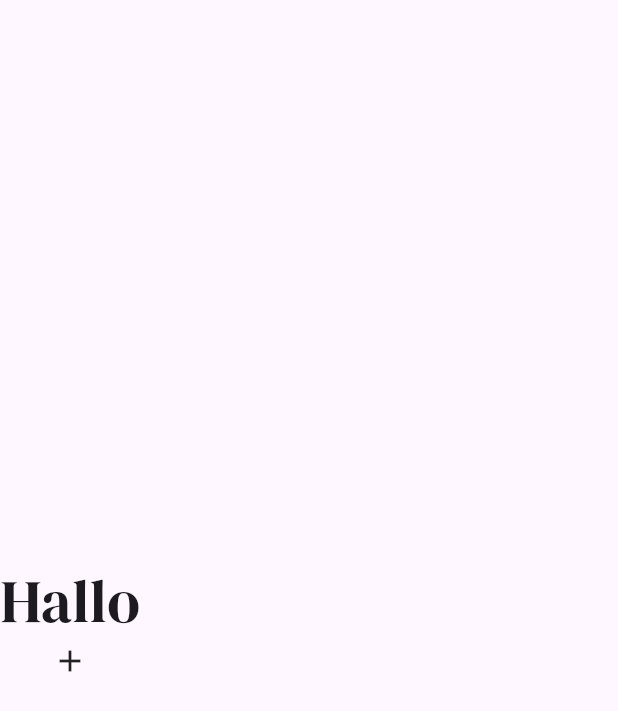
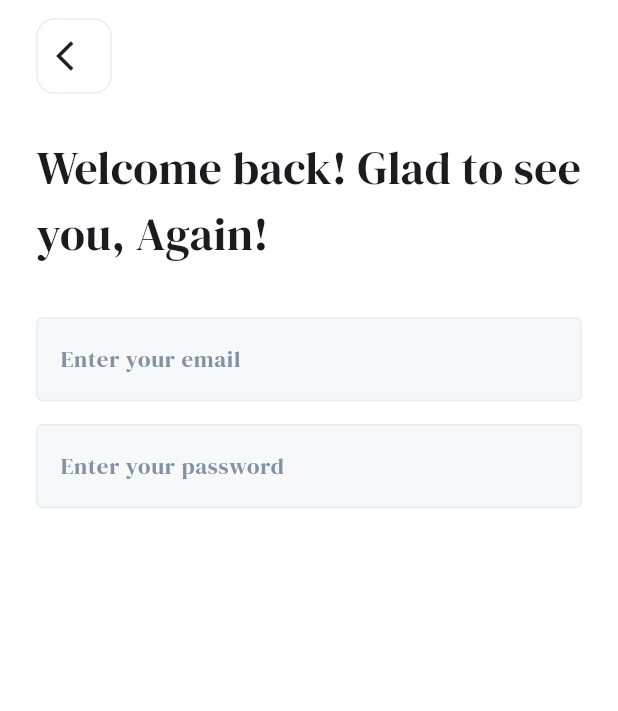
Before and after one commit to AHMEDCS50MAHMOUD/bookia, a Flutter app: the LoginScreen screen opened directly, on a phone screen of 412 x 824 dp. Shown: the top 711 px of the screen. Run offline on Flutter 3.47's test engine with Material 3 defaults, Android fonts, the phone set to English and light mode, and no system bars; our stand-ins replace easy_localization, flutter_screenutil; generated files the repository leaves out were written again.

Commit message:
add loginScreen

```diff
--- a/assets/translations/ar.json
+++ b/assets/translations/ar.json
@@ -1,4 +1,10 @@
 {
-
-  "hello": "مرحبا"
+    "hello": "مرحبا",
+    "on_boarding_statement": "اطلب كتابك الآن!",
+    "login": "تسجيل الدخول",
+  "register": "إنشاء حساب ",
+  "welcome_back_glad_to_see_you_Again": " مرحبًا بعودتك! سعيد برؤيتك مرة أخرى!",
+  "hello_Register_to_get_started": "مرحبًا! قم بالتسجيل للبدء",
+  "enter_your_email": "يرجى إدخال البريد الإلكتروني",
+  "enter_your_password": "يرجى إدخال كلمة المرور"
 }
--- a/assets/translations/en.json
+++ b/assets/translations/en.json
@@ -1,4 +1,11 @@
 {
+    "hello": "Hallo",
+    "on_boarding_statement": "Order Your Book Now!",
+    "login": "Login",
+  "register": "Register",
+  "welcome_back_glad_to_see_you_Again": "Welcome back! Glad to see you, Again! ",
+  "hello_Register_to_get_started": "Hello! Register to get started",
+  "enter_your_email": "Enter your email",
+  "enter_your_password": "Enter your password"
 
-  "hello": "Hallo"
 }
--- a/lib/bookia_app.dart
+++ b/lib/bookia_app.dart
@@ -1,3 +1,4 @@
+import 'package:bookia/features/on_boarding/presentation/on_boarding_screen.dart';
 import 'package:bookia/features/outh/presentation/login_screen.dart';
 import 'package:easy_localization/easy_localization.dart';
 import 'package:flutter/material.dart';
@@ -19,7 +20,7 @@ class BookiaApp extends StatelessWidget {
           theme:ThemeData(
               fontFamily:"DMSerifDisplay"
           ) ,
-          home: LoginScreen(),
+          home: OnBoardingScreen(),
         ));
   }
 }
--- a/lib/core/theme/app_colors.dart
+++ b/lib/core/theme/app_colors.dart
@@ -5,4 +5,5 @@ import 'package:flutter/material.dart';
 
 class AppColors{
   static Color primaryColor=Color(0xffBFA054);
+  static Color borderColor=Color(0xffE8ECF4);
 }
--- a/lib/core/theme/app_text_style.dart
+++ b/lib/core/theme/app_text_style.dart
@@ -4,4 +4,12 @@ import 'package:flutter_screenutil/flutter_screenutil.dart';
 class AppTextStyle{
 static  TextStyle text18Regular =TextStyle(fontSize: 18.sp,
   fontWeight:FontWeight.w400);
+static  TextStyle text20Regular =TextStyle(fontSize: 20.sp,
+    fontWeight:FontWeight.w400);
+static  TextStyle text15Regular =TextStyle(fontSize: 15.sp,
+    fontWeight:FontWeight.w400);
+static  TextStyle text30Regular =TextStyle(fontSize: 30.sp,
+    fontWeight:FontWeight.w400);
+
+
 }
--- /dev/null
+++ b/lib/core/widgets/app_back_button.dart
@@ -0,0 +1,26 @@
+import 'package:bookia/core/theme/app_colors.dart';
+import 'package:flutter/material.dart';
+import 'package:flutter_screenutil/flutter_screenutil.dart';
+
+
+class AppBackButton extends StatelessWidget {
+  const AppBackButton({super.key});
+
+  @override
+  Widget build(BuildContext context) {
+    return InkWell(
+      onTap: (){
+        Navigator.pop(context);
+      },
+      child: Container(
+        padding: EdgeInsets.all(12.r),
+        decoration: BoxDecoration(
+          border:Border.all(color: AppColors.borderColor),
+          borderRadius: BorderRadius.circular(12.r)
+
+        ),
+        child: Icon(Icons.arrow_back_ios,),
+      ),
+    );
+  }
+}
--- /dev/null
+++ b/lib/core/widgets/app_text_form_field.dart
@@ -0,0 +1,38 @@
+import 'package:bookia/core/theme/app_colors.dart';
+import 'package:bookia/core/theme/app_text_style.dart';
+import 'package:flutter/material.dart';
+
+
+class AppTextFormField extends StatelessWidget {
+  final String labelText;
+  const AppTextFormField({super.key, required this.labelText});
+
+  @override
+  Widget build(BuildContext context) {
+    return TextFormField(
+      cursorColor: AppColors.primaryColor,
+      onTapUpOutside: (y){FocusScope.of(context).unfocus();},
+      decoration:  InputDecoration(
+        filled: true,
+        fillColor: Color(0xffF7F8F9),
+        border: OutlineInputBorder(
+          borderSide: BorderSide()
+        ),
+       enabledBorder: OutlineInputBorder(
+          borderSide: BorderSide(color: AppColors.borderColor)
+        ),
+
+        focusedBorder: OutlineInputBorder(
+          borderSide: BorderSide(color: AppColors.primaryColor)
+        ),
+        label: Text(labelText),
+        labelStyle: AppTextStyle.text15Regular.copyWith(
+          color: Color(0xff8391A1)
+        ),
+
+
+
+      ),
+    );
+  }
+}
--- a/lib/features/outh/presentation/login_screen.dart
+++ b/lib/features/outh/presentation/login_screen.dart
@@ -1,7 +1,12 @@
 
+import 'package:bookia/core/theme/app_text_style.dart';
+import 'package:bookia/core/widgets/app_back_button.dart';
+import 'package:bookia/core/widgets/app_text_form_field.dart';
 import 'package:bookia/gen/assets.gen.dart';
+import 'package:bookia/gen/locale_keys.g.dart';
 import 'package:easy_localization/easy_localization.dart';
 import 'package:flutter/material.dart';
+import 'package:flutter_screenutil/flutter_screenutil.dart';
 
 
 class LoginScreen extends StatelessWidget {
@@ -10,24 +15,26 @@ class LoginScreen extends StatelessWidget {
   @override
   Widget build(BuildContext context) {
     return  Scaffold(
-      body: Column(
-        mainAxisAlignment: MainAxisAlignment.center,
-        children: [
-         Text("hello".tr(),
-         style: TextStyle(
-           fontSize: 40,
+      backgroundColor: Colors.white,
+      body: SafeArea(
+        child: Padding(
+          padding:  EdgeInsets.symmetric(horizontal: 22.0.w,vertical: 12.h),
+          child: Column(
+            crossAxisAlignment: CrossAxisAlignment.start,
 
-         ),)
-          ,InkWell(
-              onTap: (){
-               if(context.locale.languageCode=="ar"){
-                 context.setLocale(Locale('en'));
-
-               }else{
-                context.setLocale(Locale('ar'));}
-              },child: Icon(Icons.add)),
-
-        ],
+            children: [
+            AppBackButton(),
+              SizedBox(height: 28.h,),
+              Text(LocaleKeys.welcome_back_glad_to_see_you_Again.tr(),
+              style: AppTextStyle.text30Regular,
+              ),
+              SizedBox(height: 32.h,),
+              AppTextFormField(labelText:LocaleKeys.enter_your_email.tr(),),
+              SizedBox(height: 15.h,),
+              AppTextFormField(labelText:LocaleKeys.enter_your_password.tr(),),
+            ],
+          ),
+        ),
       ),
     );
   }
--- a/lib/main.dart
+++ b/lib/main.dart
@@ -17,3 +17,8 @@ void main()async{
       child: BookiaApp()
   ),);
 }
+
+
+
+
+// dart run easy_localization:generate --source-dir ./assets/translations -f keys -o locale_keys.g.dart -O lib/gen
--- a/pubspec.yaml
+++ b/pubspec.yaml
@@ -39,12 +39,15 @@ dependencies:
   build_runner: ^2.11.1
   flutter_gen_runner: ^5.12.0
   easy_localization: ^3.0.8
+  flutter_svg: ^2.2.3
+
 
 dev_dependencies:
   flutter_test:
     sdk: flutter
   build_runner: ^2.11.1
   flutter_gen_runner: ^5.12.0
+  flutter_native_splash: ^2.4.7
   # The "flutter_lints" package below contains a set of recommended lints to
   # encourage good coding practices. The lint set provided by the package is
   # activated in the `analysis_options.yaml` file located at the root of your
```
Also changed, not shown: flutter_native_splash.yaml (added, +8 -0 lines), lib/core/widgets/app_button.dart (added, +36 -0 lines), lib/features/on_boarding/presentation/on_boarding_screen.dart (added, +69 -0 lines), lib/gen/assets.gen.dart (+8 -1 lines), assets/icons/eye.svg (added), assets/images/logo.png (added), assets/images/splash_android12.png (added), pubspec.lock, 11 other files.
